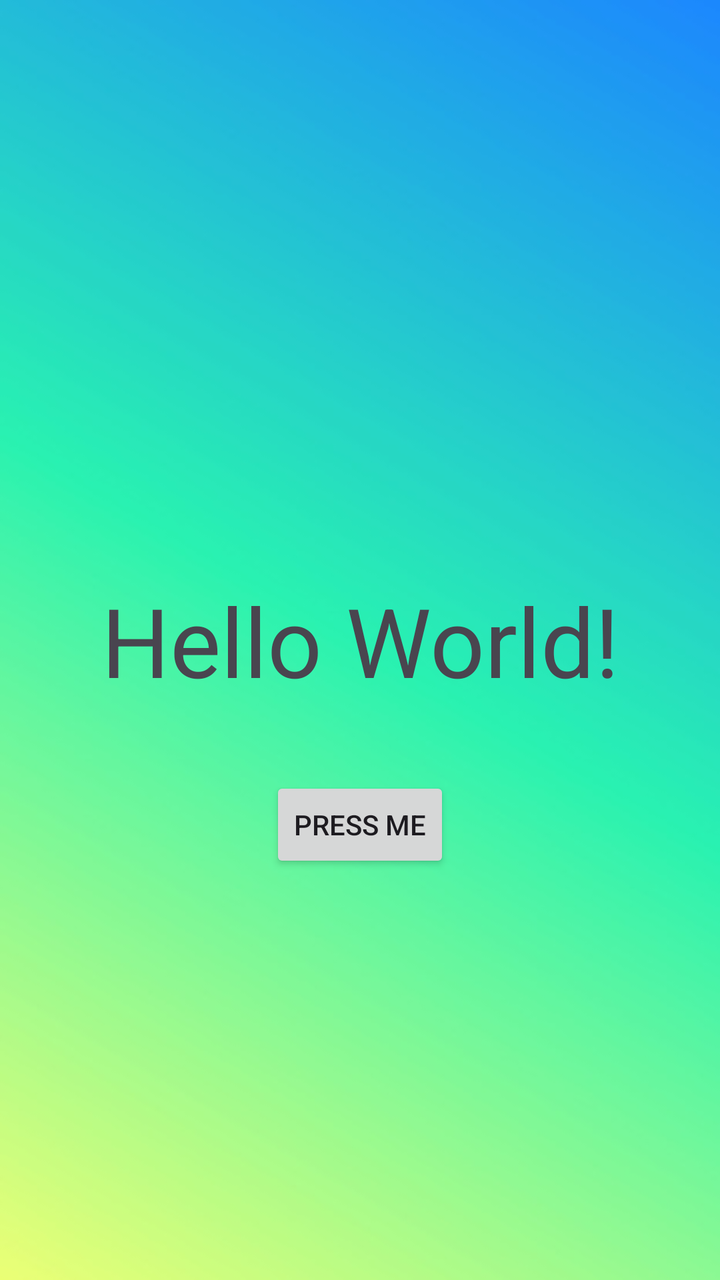
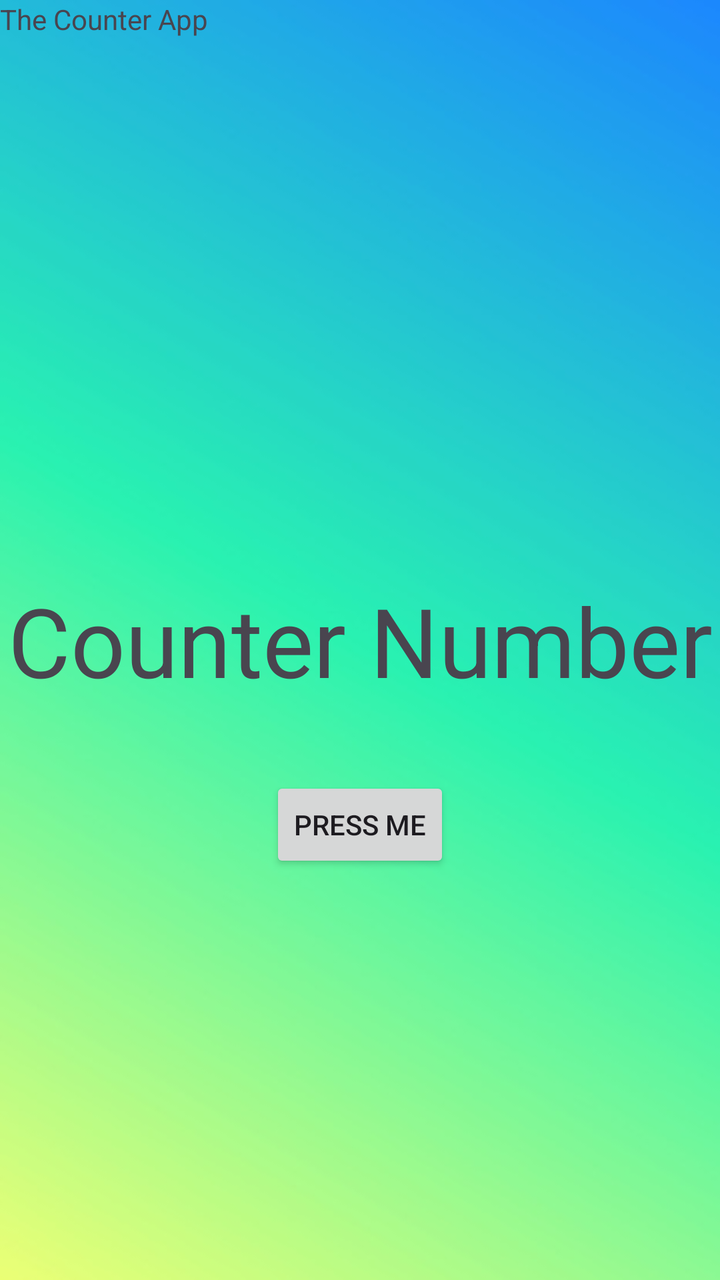

The first picture is an Android layout as it rendered before a commit; the second is the same layout after the commit. The layout source and the unified diff follow.
<!-- AndroidManifest.xml: application theme Theme.MyCounterAPP -->
<!-- res/layout/activity_main.xml -->
<?xml version="1.0" encoding="utf-8"?>
<androidx.constraintlayout.widget.ConstraintLayout xmlns:android="http://schemas.android.com/apk/res/android"
    xmlns:app="http://schemas.android.com/apk/res-auto"
    xmlns:tools="http://schemas.android.com/tools"
    android:id="@+id/main"
    android:layout_width="match_parent"
    android:layout_height="match_parent"
    android:background="@drawable/gradient_wall"
    tools:context=".MainActivity">

    <TextView
        android:id="@+id/counterText"
        android:layout_width="wrap_content"
        android:layout_height="wrap_content"
        android:text="Hello World!"
        android:textSize="48sp"
        app:layout_constraintBottom_toBottomOf="parent"
        app:layout_constraintEnd_toEndOf="parent"
        app:layout_constraintStart_toStartOf="parent"
        app:layout_constraintTop_toTopOf="parent" />

    <Button
        android:id="@+id/btn"
        android:layout_width="wrap_content"
        android:layout_height="wrap_content"
        android:layout_marginTop="36dp"
        android:text="Press Me"


        app:layout_constraintEnd_toEndOf="parent"
        app:layout_constraintStart_toStartOf="parent"
        app:layout_constraintTop_toBottomOf="@+id/counterText" />

</androidx.constraintlayout.widget.ConstraintLayout>
<!-- resources referenced by this layout -->
<resources>
  <!-- drawable gradient_wall: png bitmap (drawable, 85557 bytes) -->
  <style name="Theme.MyCounterAPP" parent="Base.Theme.MyCounterAPP" />
  <style name="Base.Theme.MyCounterAPP" parent="Theme.Material3.DayNight.NoActionBar">
          
          
      </style>
</resources>

<!-- the commit's change to res/layout/activity_main.xml (unified diff, before → after) -->
@@ -12,7 +12,7 @@
         android:id="@+id/counterText"
         android:layout_width="wrap_content"
         android:layout_height="wrap_content"
-        android:text="Hello World!"
+        android:text="Counter Number"
         android:textSize="48sp"
         app:layout_constraintBottom_toBottomOf="parent"
         app:layout_constraintEnd_toEndOf="parent"
@@ -31,4 +31,14 @@
         app:layout_constraintStart_toStartOf="parent"
         app:layout_constraintTop_toBottomOf="@+id/counterText" />
 
+    <TextView
+        android:id="@+id/welcomeText"
+        android:layout_width="wrap_content"
+        android:layout_height="wrap_content"
+        android:text="The Counter App"
+        tools:layout_editor_absoluteX="153dp"
+        tools:layout_editor_absoluteY="275dp"
+        tools:ignore="MissingConstraints" />
+
+
 </androidx.constraintlayout.widget.ConstraintLayout>
